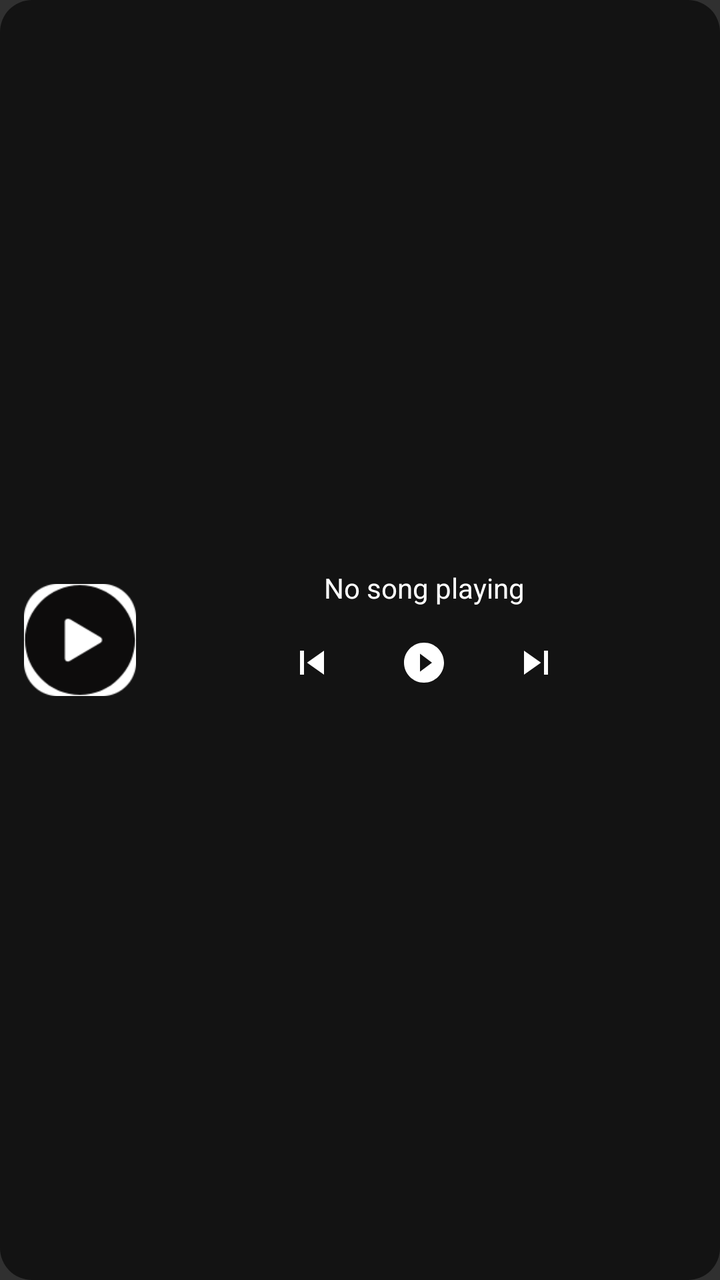
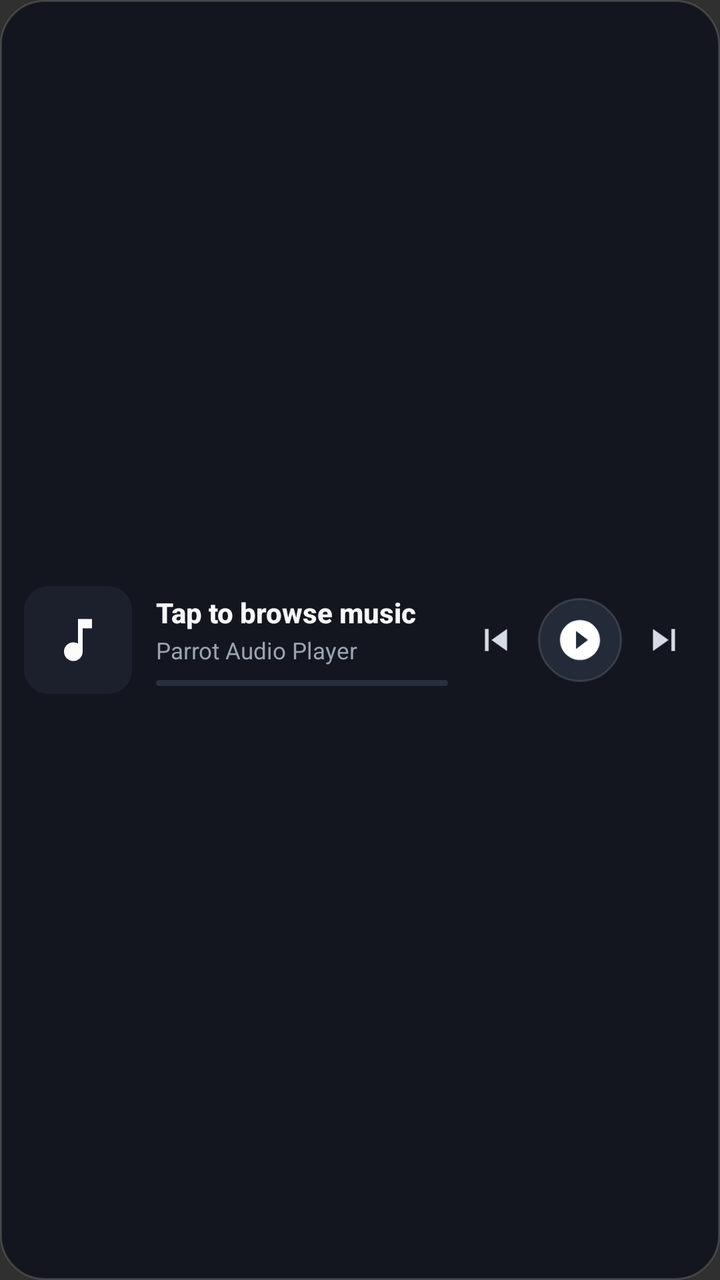

An Android layout rendered at two revisions. The XML below is the earlier revision; the diff shows what the commit changed to produce the second picture.
<!-- AndroidManifest.xml: application theme ParrotNoActionBar -->
<!-- res/layout/widget_player.xml -->
<?xml version="1.0" encoding="utf-8"?>
<LinearLayout xmlns:android="http://schemas.android.com/apk/res/android"
    android:id="@+id/widgetRoot"
    android:layout_width="match_parent"
    android:layout_height="wrap_content"
    android:orientation="horizontal"
    android:background="@drawable/widget_bg"
    android:gravity="center_vertical"
    android:padding="12dp">

    <ImageView
        android:id="@+id/widgetAlbumArt"
        android:layout_width="56dp"
        android:layout_height="56dp"
        android:src="@drawable/theicon"
        android:scaleType="centerCrop"
        android:layout_marginEnd="8dp" />

    <LinearLayout
        android:layout_width="0dp"
        android:layout_height="wrap_content"
        android:layout_weight="1"
        android:orientation="vertical"
        android:gravity="center_horizontal">

        <TextView
            android:id="@+id/widgetSongName"
            android:layout_width="match_parent"
            android:layout_height="wrap_content"
            android:text="No song playing"
            android:textColor="#FFFFFF"
            android:textSize="14sp"
            android:singleLine="true"
            android:ellipsize="end"
            android:gravity="center_horizontal"
            android:layout_marginBottom="4dp"/>

        <LinearLayout
            android:layout_width="wrap_content"
            android:layout_height="wrap_content"
            android:orientation="horizontal"
            android:gravity="center">

            <ImageButton
                android:id="@+id/widgetPrev"
                android:layout_width="48dp"
                android:layout_height="48dp"
                android:src="@drawable/ic_previous"
                android:background="?android:attr/selectableItemBackgroundBorderless"
                android:tint="#FFFFFF"/>

            <ImageButton
                android:id="@+id/widgetPlayPause"
                android:layout_width="48dp"
                android:layout_height="48dp"
                android:src="@drawable/ic_play"
                android:background="?android:attr/selectableItemBackgroundBorderless"
                android:tint="#FFFFFF"
                android:layout_marginStart="8dp"
                android:layout_marginEnd="8dp"/>

            <ImageButton
                android:id="@+id/widgetNext"
                android:layout_width="48dp"
                android:layout_height="48dp"
                android:src="@drawable/ic_next"
                android:background="?android:attr/selectableItemBackgroundBorderless"
                android:tint="#FFFFFF"/>
        </LinearLayout>
    </LinearLayout>
</LinearLayout>
<!-- resources referenced by this layout -->
<resources>
  <!-- drawable ic_next (drawable) -->
  <vector android:height="24dp" android:tint="#B6B5B5"
      android:viewportHeight="24" android:viewportWidth="24"
      android:width="24dp" xmlns:android="http://schemas.android.com/apk/res/android">
      <path android:fillColor="#B6B5B5" android:pathData="M6,18l8.5,-6L6,6v12zM16,6v12h2V6h-2z"/>
  </vector>
  <!-- drawable ic_play (drawable) -->
  <vector xmlns:android="http://schemas.android.com/apk/res/android"
      android:width="24dp"
      android:height="24dp"
      android:viewportWidth="24"
      android:viewportHeight="24"
      android:tint="#B6B5B5">
    <path
        android:fillColor="#B6B5B5"
        android:pathData="M12,2C6.48,2 2,6.48 2,12s4.48,10 10,10 10,-4.48 10,-10S17.52,2 12,2zM10,16.5v-9l6,4.5 -6,4.5z"/>
  </vector>
  <!-- drawable ic_previous (drawable) -->
  <vector android:height="24dp" android:tint="#B6B5B5"
      android:viewportHeight="24" android:viewportWidth="24"
      android:width="24dp" xmlns:android="http://schemas.android.com/apk/res/android">
      <path android:fillColor="@android:color/white" android:pathData="M6,6h2v12L6,18zM9.5,12l8.5,6L18,6z"/>
  </vector>
  <!-- drawable theicon: png bitmap (drawable-v24, 3690 bytes) -->
  <!-- drawable widget_bg (drawable) -->
  <?xml version="1.0" encoding="utf-8"?>
  <shape xmlns:android="http://schemas.android.com/apk/res/android">
      <solid android:color="#99000000" />
      <corners android:radius="16dp" />
  </shape>
  <style name="ParrotNoActionBar" parent="Theme.AppCompat.NoActionBar">
          <item name="windowActionModeOverlay">true</item>
          <item name="android:windowActionModeOverlay">true</item>
          <item name="actionModeBackground">@color/action_mode_bg</item>
          <item name="android:actionModeBackground">@color/action_mode_bg</item>
          <item name="colorAccent">@color/parrot_accent</item>
      </style>
  <color name="action_mode_bg">#181A1D</color>
  <color name="parrot_accent">#4CAF50</color>
</resources>

<!-- the commit's change to res/layout/widget_player.xml (unified diff, before → after) -->
@@ -3,69 +3,105 @@
     android:id="@+id/widgetRoot"
     android:layout_width="match_parent"
     android:layout_height="wrap_content"
-    android:orientation="horizontal"
     android:background="@drawable/widget_bg"
     android:gravity="center_vertical"
-    android:padding="12dp">
+    android:orientation="horizontal"
+    android:paddingStart="12dp"
+    android:paddingTop="10dp"
+    android:paddingEnd="10dp"
+    android:paddingBottom="10dp">
 
     <ImageView
         android:id="@+id/widgetAlbumArt"
-        android:layout_width="56dp"
-        android:layout_height="56dp"
-        android:src="@drawable/theicon"
+        android:layout_width="54dp"
+        android:layout_height="54dp"
+        android:background="@drawable/widget_art_bg"
+        android:padding="13dp"
         android:scaleType="centerCrop"
-        android:layout_marginEnd="8dp" />
+        android:src="@drawable/ic_music" />
 
     <LinearLayout
         android:layout_width="0dp"
         android:layout_height="wrap_content"
+        android:layout_marginStart="12dp"
+        android:layout_marginEnd="6dp"
         android:layout_weight="1"
-        android:orientation="vertical"
-        android:gravity="center_horizontal">
+        android:orientation="vertical">
 
         <TextView
             android:id="@+id/widgetSongName"
             android:layout_width="match_parent"
             android:layout_height="wrap_content"
-            android:text="No song playing"
-            android:textColor="#FFFFFF"
+            android:ellipsize="end"
+            android:fontFamily="sans-serif-medium"
+            android:singleLine="true"
+            android:text="Tap to browse music"
+            android:textColor="#F5F7FA"
             android:textSize="14sp"
+            android:textStyle="bold" />
+
+        <TextView
+            android:id="@+id/widgetArtistName"
+            android:layout_width="match_parent"
+            android:layout_height="wrap_content"
+            android:layout_marginTop="1.5dp"
+            android:ellipsize="end"
             android:singleLine="true"
-            android:ellipsize="end"
-            android:gravity="center_horizontal"
-            android:layout_marginBottom="4dp"/>
+            android:text="Parrot Audio Player"
+            android:textColor="#9AA3B2"
+            android:textSize="11.5sp" />
 
-        <LinearLayout
-            android:layout_width="wrap_content"
-            android:layout_height="wrap_content"
-            android:orientation="horizontal"
-            android:gravity="center">
+        <ProgressBar
+            android:id="@+id/widgetProgressBar"
+            style="?android:attr/progressBarStyleHorizontal"
+            android:layout_width="match_parent"
+            android:layout_height="3dp"
+            android:layout_marginTop="7dp"
+            android:indeterminate="false"
+            android:max="1000"
+            android:progress="0"
+            android:progressDrawable="@drawable/widget_progress" />
+    </LinearLayout>
 
-            <ImageButton
-                android:id="@+id/widgetPrev"
-                android:layout_width="48dp"
-                android:layout_height="48dp"
-                android:src="@drawable/ic_previous"
-                android:background="?android:attr/selectableItemBackgroundBorderless"
-                android:tint="#FFFFFF"/>
+    <LinearLayout
+        android:layout_width="wrap_content"
+        android:layout_height="wrap_content"
+        android:gravity="center_vertical"
+        android:orientation="horizontal">
 
-            <ImageButton
-                android:id="@+id/widgetPlayPause"
-                android:layout_width="48dp"
-                android:layout_height="48dp"
-                android:src="@drawable/ic_play"
-                android:background="?android:attr/selectableItemBackgroundBorderless"
-                android:tint="#FFFFFF"
-                android:layout_marginStart="8dp"
-                android:layout_marginEnd="8dp"/>
+        <ImageButton
+            android:id="@+id/widgetPrev"
+            android:layout_width="36dp"
+            android:layout_height="36dp"
+            android:background="?android:attr/selectableItemBackgroundBorderless"
+            android:contentDescription="Previous"
+            android:padding="7dp"
+            android:scaleType="fitCenter"
+            android:src="@drawable/ic_previous"
+            android:tint="#D5DCE6" />
 
-            <ImageButton
-                android:id="@+id/widgetNext"
-                android:layout_width="48dp"
-                android:layout_height="48dp"
-                android:src="@drawable/ic_next"
-                android:background="?android:attr/selectableItemBackgroundBorderless"
-                android:tint="#FFFFFF"/>
-        </LinearLayout>
+        <ImageButton
+            android:id="@+id/widgetPlayPause"
+            android:layout_width="42dp"
+            android:layout_height="42dp"
+            android:layout_marginStart="3dp"
+            android:layout_marginEnd="3dp"
+            android:background="@drawable/widget_play_circle_bg"
+            android:contentDescription="Play or Pause"
+            android:padding="9dp"
+            android:scaleType="fitCenter"
+            android:src="@drawable/ic_play"
+            android:tint="#FFFFFF" />
+
+        <ImageButton
+            android:id="@+id/widgetNext"
+            android:layout_width="36dp"
+            android:layout_height="36dp"
+            android:background="?android:attr/selectableItemBackgroundBorderless"
+            android:contentDescription="Next"
+            android:padding="7dp"
+            android:scaleType="fitCenter"
+            android:src="@drawable/ic_next"
+            android:tint="#D5DCE6" />
     </LinearLayout>
 </LinearLayout>
<!-- resource entries referenced after the edit -->
@@ -1,5 +1,11 @@
 <!-- resources referenced by this layout -->
 <resources>
+  <!-- drawable ic_music (drawable) -->
+  <vector android:height="24dp" android:tint="#FCFCFC"
+      android:viewportHeight="24" android:viewportWidth="24"
+      android:width="24dp" xmlns:android="http://schemas.android.com/apk/res/android">
+      <path android:fillColor="@android:color/white" android:pathData="M12,3v10.55c-0.59,-0.34 -1.27,-0.55 -2,-0.55 -2.21,0 -4,1.79 -4,4s1.79,4 4,4 4,-1.79 4,-4V7h4V3h-6z"/>
+  </vector>
   <!-- drawable ic_next (drawable) -->
   <vector android:height="24dp" android:tint="#B6B5B5"
       android:viewportHeight="24" android:viewportWidth="24"
@@ -23,13 +29,48 @@
       android:width="24dp" xmlns:android="http://schemas.android.com/apk/res/android">
       <path android:fillColor="@android:color/white" android:pathData="M6,6h2v12L6,18zM9.5,12l8.5,6L18,6z"/>
   </vector>
-  <!-- drawable theicon: png bitmap (drawable-v24, 3690 bytes) -->
+  <!-- drawable widget_art_bg (drawable) -->
+  <?xml version="1.0" encoding="utf-8"?>
+  <shape xmlns:android="http://schemas.android.com/apk/res/android">
+      <solid android:color="#1B202C" />
+      <corners android:radius="12dp" />
+  </shape>
   <!-- drawable widget_bg (drawable) -->
   <?xml version="1.0" encoding="utf-8"?>
   <shape xmlns:android="http://schemas.android.com/apk/res/android">
-      <solid android:color="#99000000" />
-      <corners android:radius="16dp" />
+      <solid android:color="#EB11141D" />
+      <corners android:radius="22dp" />
+      <stroke
+          android:width="1dp"
+          android:color="#24FFFFFF" />
   </shape>
+  <!-- drawable widget_play_circle_bg (drawable) -->
+  <?xml version="1.0" encoding="utf-8"?>
+  <shape xmlns:android="http://schemas.android.com/apk/res/android"
+      android:shape="oval">
+      <solid android:color="#232A38" />
+      <stroke
+          android:width="1dp"
+          android:color="#22FFFFFF" />
+  </shape>
+  <!-- drawable widget_progress (drawable) -->
+  <?xml version="1.0" encoding="utf-8"?>
+  <layer-list xmlns:android="http://schemas.android.com/apk/res/android">
+      <item android:id="@android:id/background">
+          <shape>
+              <corners android:radius="2dp" />
+              <solid android:color="#283040" />
+          </shape>
+      </item>
+      <item android:id="@android:id/progress">
+          <clip>
+              <shape>
+                  <corners android:radius="2dp" />
+                  <solid android:color="#E8ECF4" />
+              </shape>
+          </clip>
+      </item>
+  </layer-list>
   <style name="ParrotNoActionBar" parent="Theme.AppCompat.NoActionBar">
           <item name="windowActionModeOverlay">true</item>
           <item name="android:windowActionModeOverlay">true</item>
